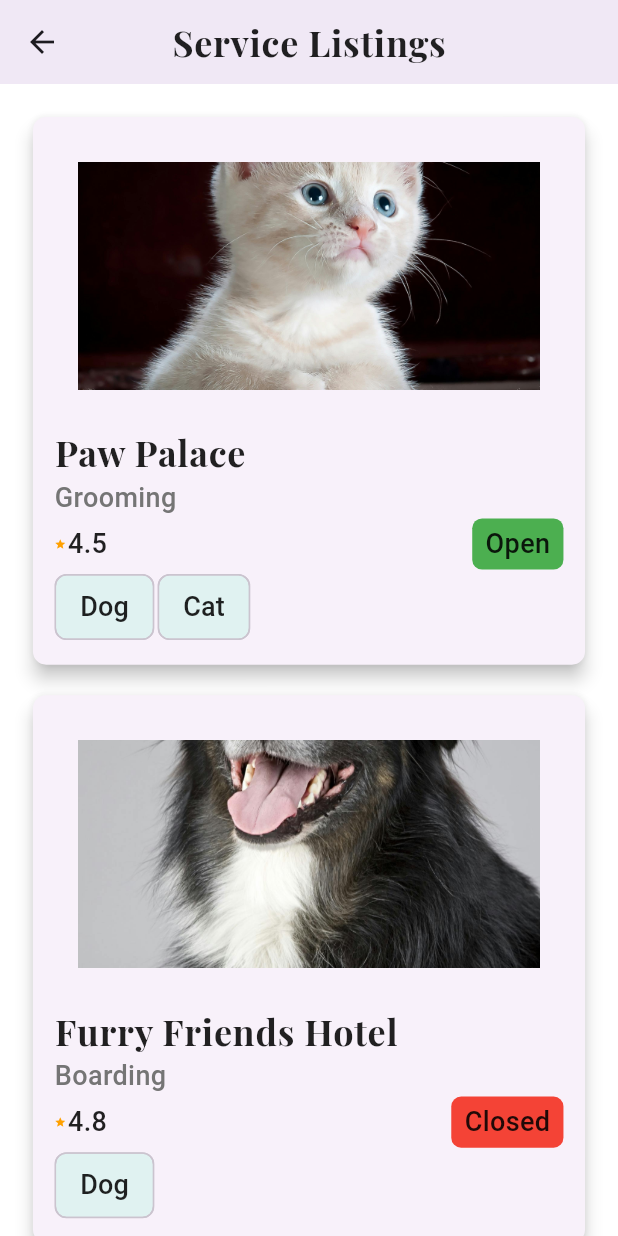
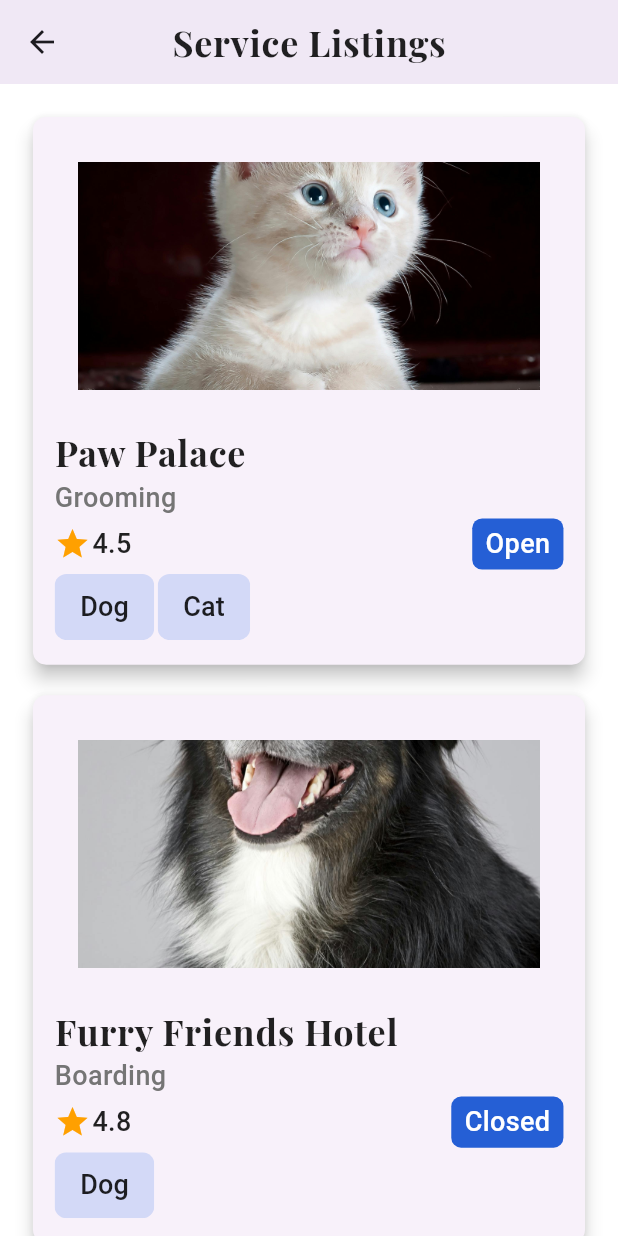
Before and after one commit to kartik-ashok/Healthcare-assignment-, a Flutter app: the ServiceListingScreen screen opened directly, on a phone screen of 412 x 824 dp. Run offline on Flutter 3.47's test engine with Material 3 defaults, Android fonts, the phone set to English and light mode, and no system bars; our stand-ins replace firebase_core, google_fonts, sizer; accounts and stored records are empty; network calls fail.

Commit message:
feat: Update Pet Center and Service Listing screens with improved UI styles and padding adjustments

```diff
--- a/lib/presentation/screens/pages/service_listing.dart
+++ b/lib/presentation/screens/pages/service_listing.dart
@@ -1,4 +1,5 @@
 import 'package:flutter/material.dart';
+import 'package:healthcare_assignment/core/constants/app_colors.dart';
 import 'package:healthcare_assignment/core/constants/app_imagepaths.dart';
 import 'package:healthcare_assignment/core/constants/app_sizes.dart';
 import 'package:healthcare_assignment/core/constants/app_text_styles.dart';
@@ -41,10 +42,12 @@ class ServiceListingScreen extends StatelessWidget {
         vertical: ResponsiveSize.height(4),
       ),
       decoration: BoxDecoration(
-        color: isOpen ? Colors.green : Colors.red,
+        color: AppColors.primaryBlue,
+        //  isOpen ? Colors.green : Colors.red,
         borderRadius: BorderRadius.circular(ResponsiveSize.width(6)),
       ),
-      child: Text(isOpen ? 'Open' : 'Closed', style: AppTextStyles.medium1),
+      child: Text(isOpen ? 'Open' : 'Closed',
+          style: AppTextStyles.medium1.copyWith(color: AppColors.white)),
     );
   }
 
@@ -114,11 +117,13 @@ class ServiceListingScreen extends StatelessWidget {
                           ),
                           SizedBox(height: ResponsiveSize.height(0.5)),
                           Row(
+                            mainAxisAlignment: MainAxisAlignment.center,
+                            crossAxisAlignment: CrossAxisAlignment.center,
                             children: [
                               Icon(
                                 Icons.star,
                                 color: Colors.amber[700],
-                                size: ResponsiveSize.width(7),
+                                // size: ResponsiveSize.width(7),
                               ),
                               SizedBox(width: ResponsiveSize.width(1)),
                               Text(
@@ -137,7 +142,10 @@ class ServiceListingScreen extends StatelessWidget {
                               return Chip(
                                 label: Text(service['petTypes'][i],
                                     style: AppTextStyles.medium1),
-                                backgroundColor: Colors.teal.shade50,
+                                backgroundColor:
+                                    AppColors.primaryBlue.withOpacity(0.2),
+                                side:
+                                    const BorderSide(color: Colors.transparent),
                               );
                             }),
                           ),
```
Also changed, not shown: lib/presentation/screens/pages/pet_center_detail_screen.dart (+10 -13 lines).
